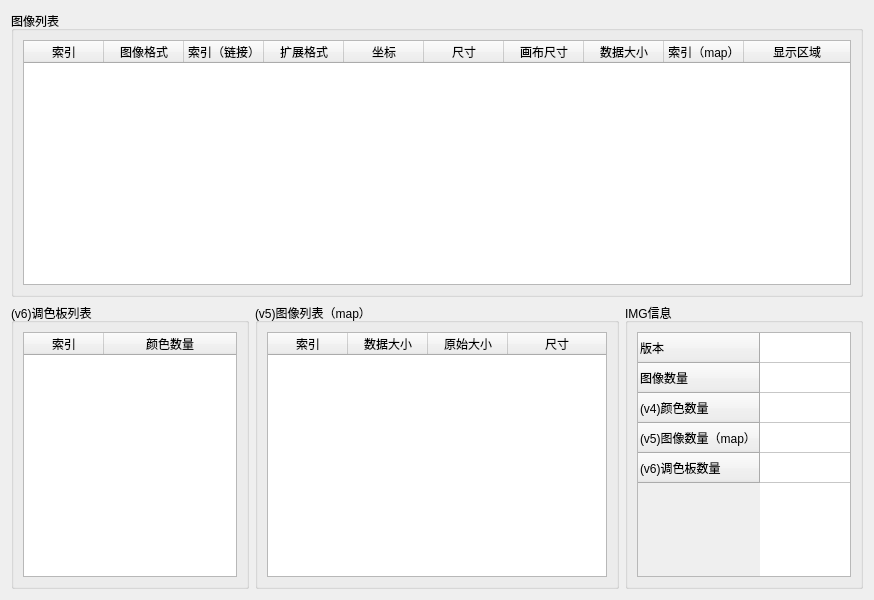
Old version of the form view/main/img_widget.ui in the repository HsOjo/OjoDnfExtractor.
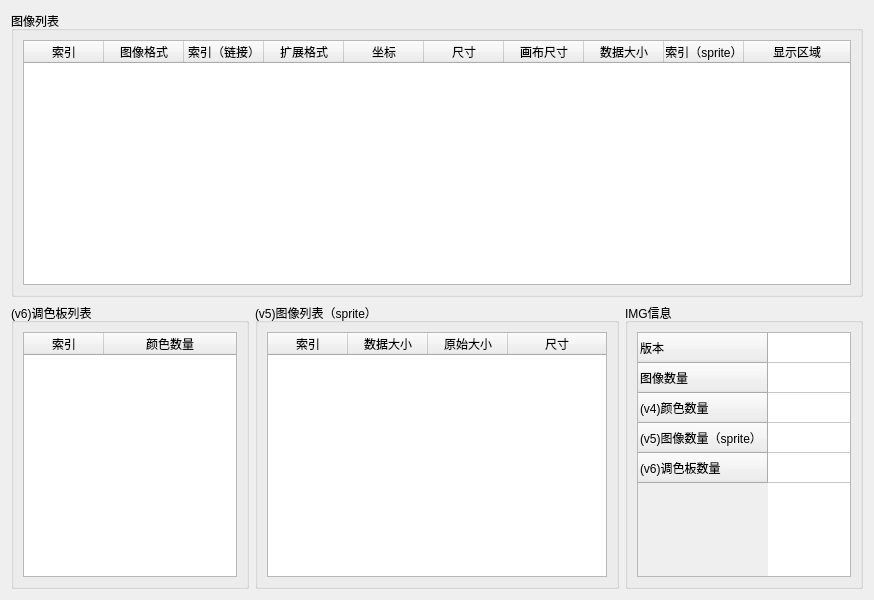
New version of the form.

Diff of the .ui file:
```diff
--- a/view/main/img_widget.ui
+++ b/view/main/img_widget.ui
@@ -73,7 +73,7 @@
    <item row="1" column="1">
     <widget class="QGroupBox" name="groupBox_2">
      <property name="title">
-      <string>(v5)图像列表（map）</string>
+      <string>(v5)图像列表（sprite）</string>
      </property>
      <layout class="QGridLayout" name="gridLayout_7">
       <item row="0" column="0">
@@ -161,7 +161,7 @@
         </row>
         <row>
          <property name="text">
-          <string>(v5)图像数量（map）</string>
+          <string>(v5)图像数量（sprite）</string>
          </property>
         </row>
         <row>
@@ -253,7 +253,7 @@
         </column>
         <column>
          <property name="text">
-          <string>索引（map）</string>
+          <string>索引（sprite）</string>
          </property>
         </column>
         <column>
```
Left out of the diff: 2 changed lines with no effect on the pictures.
